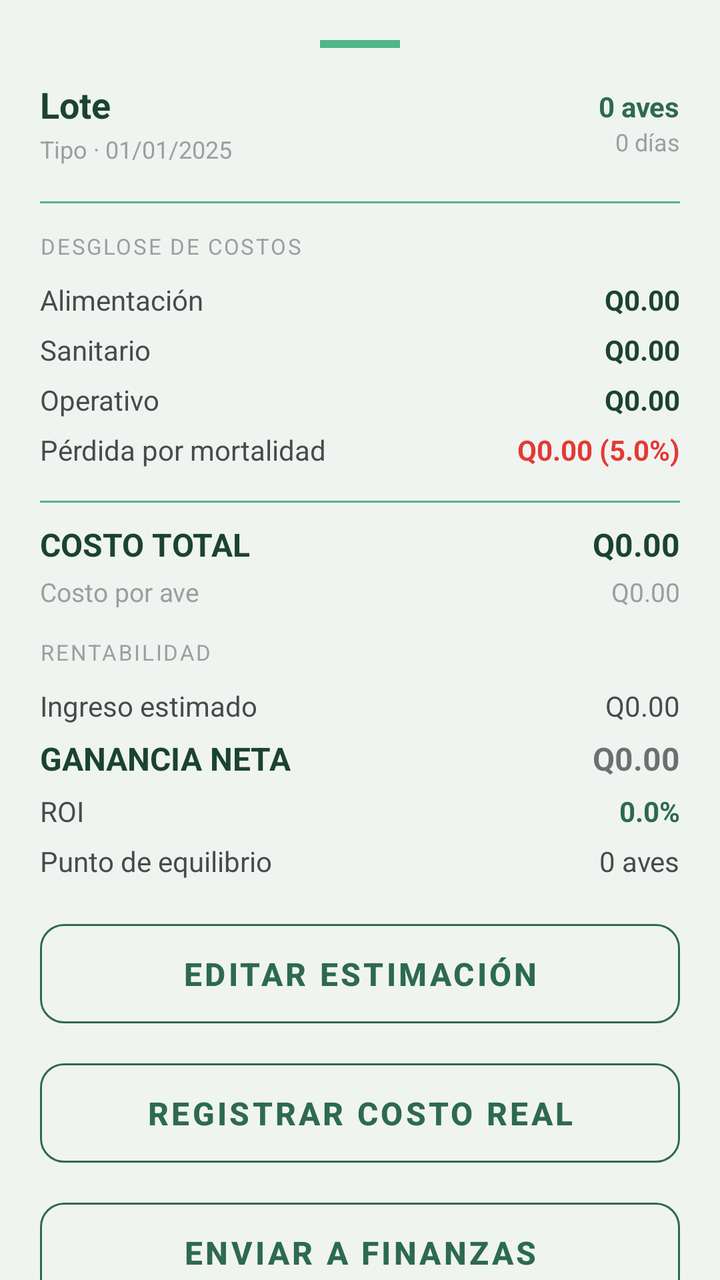
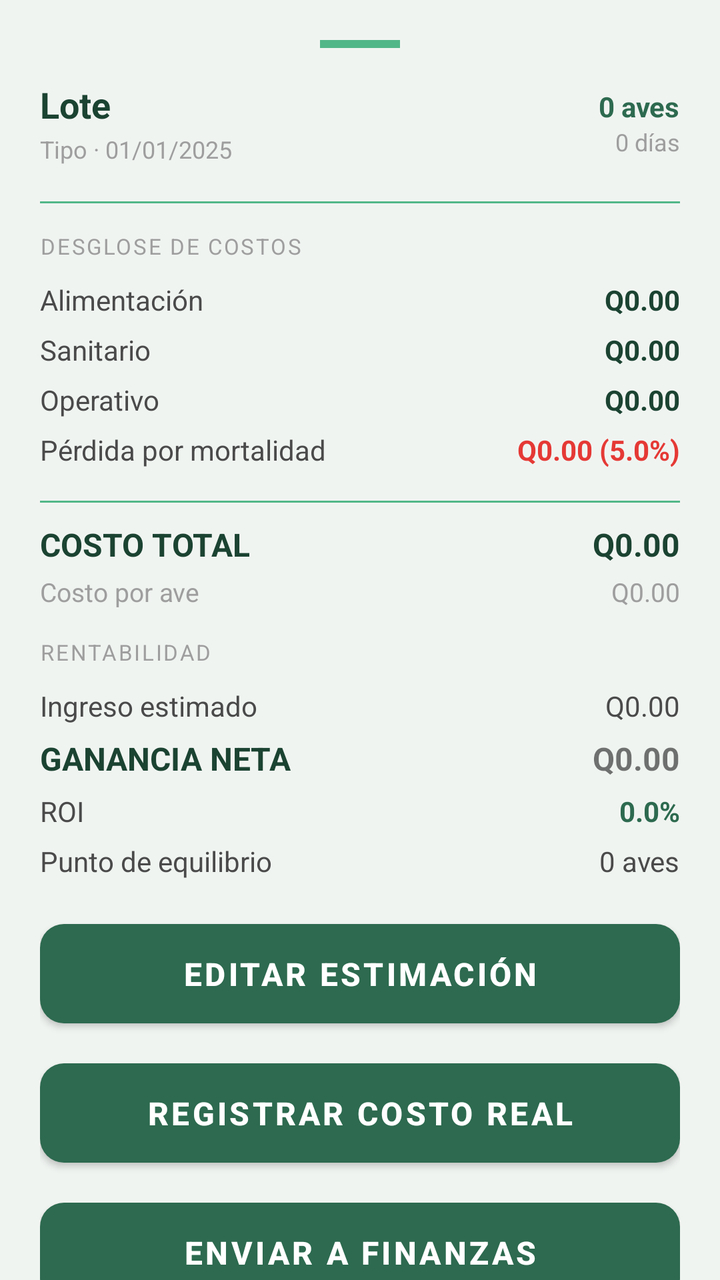

The first picture is an Android layout as it rendered before a commit; the second is the same layout after the commit. The layout source and the unified diff follow.
<!-- AndroidManifest.xml: application theme Theme.SistemaAvicola -->
<!-- res/layout/dialog_detalle_estimacion.xml -->
<?xml version="1.0" encoding="utf-8"?>
<androidx.core.widget.NestedScrollView
    xmlns:android="http://schemas.android.com/apk/res/android"
    xmlns:app="http://schemas.android.com/apk/res-auto"
    android:layout_width="match_parent"
    android:layout_height="wrap_content"
    android:background="@color/blanco_semi">

    <LinearLayout
        android:layout_width="match_parent"
        android:layout_height="wrap_content"
        android:orientation="vertical"
        android:padding="20dp">

        
        <View
            android:layout_width="40dp" android:layout_height="4dp"
            android:background="@color/verde_claro"
            android:layout_gravity="center_horizontal"
            android:layout_marginBottom="16dp"/>

        
        <LinearLayout android:layout_width="match_parent" android:layout_height="wrap_content"
            android:orientation="horizontal" android:gravity="center_vertical"
            android:layout_marginBottom="4dp">
            <LinearLayout android:layout_width="0dp" android:layout_height="wrap_content"
                android:layout_weight="1" android:orientation="vertical">
                <TextView android:id="@+id/tvDetLote"
                    android:layout_width="wrap_content" android:layout_height="wrap_content"
                    android:text="Lote" android:textColor="@color/verde_oscuro"
                    android:textSize="18sp" android:textStyle="bold"/>
                <LinearLayout android:layout_width="wrap_content" android:layout_height="wrap_content"
                    android:orientation="horizontal" android:gravity="center_vertical"
                    android:layout_marginTop="2dp">
                    <TextView android:id="@+id/tvDetTipo"
                        android:layout_width="wrap_content" android:layout_height="wrap_content"
                        android:text="Tipo" android:textColor="@color/gris_hint" android:textSize="12sp"/>
                    <TextView android:layout_width="wrap_content" android:layout_height="wrap_content"
                        android:text=" · " android:textColor="@color/gris_hint" android:textSize="12sp"/>
                    <TextView android:id="@+id/tvDetFecha"
                        android:layout_width="wrap_content" android:layout_height="wrap_content"
                        android:text="01/01/2025" android:textColor="@color/gris_hint" android:textSize="12sp"/>
                </LinearLayout>
            </LinearLayout>
            <LinearLayout android:layout_width="wrap_content" android:layout_height="wrap_content"
                android:orientation="vertical" android:gravity="end">
                <TextView android:id="@+id/tvDetAves"
                    android:layout_width="wrap_content" android:layout_height="wrap_content"
                    android:text="0 aves" android:textColor="@color/verde_primario"
                    android:textSize="14sp" android:textStyle="bold"/>
                <TextView android:id="@+id/tvDetDias"
                    android:layout_width="wrap_content" android:layout_height="wrap_content"
                    android:text="0 días" android:textColor="@color/gris_hint" android:textSize="12sp"/>
            </LinearLayout>
        </LinearLayout>

        <View android:layout_width="match_parent" android:layout_height="1dp"
            android:background="@color/verde_claro" android:layout_marginVertical="14dp"/>

        
        <TextView android:layout_width="wrap_content" android:layout_height="wrap_content"
            android:text="DESGLOSE DE COSTOS" android:textColor="@color/gris_hint"
            android:textSize="11sp" android:letterSpacing="0.08" android:layout_marginBottom="10dp"/>

        <LinearLayout android:layout_width="match_parent" android:layout_height="wrap_content"
            android:orientation="horizontal" android:layout_marginBottom="6dp">
            <TextView android:layout_width="0dp" android:layout_height="wrap_content"
                android:layout_weight="1" android:text="Alimentación"
                android:textColor="@color/gris_texto" android:textSize="14sp"/>
            <TextView android:id="@+id/tvDetCostoAlim"
                android:layout_width="wrap_content" android:layout_height="wrap_content"
                android:text="Q0.00" android:textColor="@color/verde_oscuro"
                android:textSize="14sp" android:textStyle="bold"/>
        </LinearLayout>
        <LinearLayout android:layout_width="match_parent" android:layout_height="wrap_content"
            android:orientation="horizontal" android:layout_marginBottom="6dp">
            <TextView android:layout_width="0dp" android:layout_height="wrap_content"
                android:layout_weight="1" android:text="Sanitario"
                android:textColor="@color/gris_texto" android:textSize="14sp"/>
            <TextView android:id="@+id/tvDetCostoSan"
                android:layout_width="wrap_content" android:layout_height="wrap_content"
                android:text="Q0.00" android:textColor="@color/verde_oscuro"
                android:textSize="14sp" android:textStyle="bold"/>
        </LinearLayout>
        <LinearLayout android:layout_width="match_parent" android:layout_height="wrap_content"
            android:orientation="horizontal" android:layout_marginBottom="6dp">
            <TextView android:layout_width="0dp" android:layout_height="wrap_content"
                android:layout_weight="1" android:text="Operativo"
                android:textColor="@color/gris_texto" android:textSize="14sp"/>
            <TextView android:id="@+id/tvDetCostoOp"
                android:layout_width="wrap_content" android:layout_height="wrap_content"
                android:text="Q0.00" android:textColor="@color/verde_oscuro"
                android:textSize="14sp" android:textStyle="bold"/>
        </LinearLayout>
        <LinearLayout android:layout_width="match_parent" android:layout_height="wrap_content"
            android:orientation="horizontal" android:layout_marginBottom="6dp">
            <TextView android:layout_width="0dp" android:layout_height="wrap_content"
                android:layout_weight="1" android:text="Pérdida por mortalidad"
                android:textColor="@color/gris_texto" android:textSize="14sp"/>
            <TextView android:id="@+id/tvDetMortalidad"
                android:layout_width="wrap_content" android:layout_height="wrap_content"
                android:text="Q0.00 (5.0%)" android:textColor="@color/rojo_salir"
                android:textSize="14sp" android:textStyle="bold"/>
        </LinearLayout>

        <View android:layout_width="match_parent" android:layout_height="1dp"
            android:background="@color/verde_claro" android:layout_marginVertical="10dp"/>

        <LinearLayout android:layout_width="match_parent" android:layout_height="wrap_content"
            android:orientation="horizontal" android:layout_marginBottom="4dp">
            <TextView android:layout_width="0dp" android:layout_height="wrap_content"
                android:layout_weight="1" android:text="COSTO TOTAL"
                android:textColor="@color/verde_oscuro" android:textSize="16sp" android:textStyle="bold"/>
            <TextView android:id="@+id/tvDetCostoTotal"
                android:layout_width="wrap_content" android:layout_height="wrap_content"
                android:text="Q0.00" android:textColor="@color/verde_oscuro"
                android:textSize="16sp" android:textStyle="bold"/>
        </LinearLayout>
        <LinearLayout android:layout_width="match_parent" android:layout_height="wrap_content"
            android:orientation="horizontal" android:layout_marginBottom="14dp">
            <TextView android:layout_width="0dp" android:layout_height="wrap_content"
                android:layout_weight="1" android:text="Costo por ave"
                android:textColor="@color/gris_hint" android:textSize="13sp"/>
            <TextView android:id="@+id/tvDetCostoPorAve"
                android:layout_width="wrap_content" android:layout_height="wrap_content"
                android:text="Q0.00" android:textColor="@color/gris_hint" android:textSize="13sp"/>
        </LinearLayout>

        
        <TextView android:layout_width="wrap_content" android:layout_height="wrap_content"
            android:text="RENTABILIDAD" android:textColor="@color/gris_hint"
            android:textSize="11sp" android:letterSpacing="0.08" android:layout_marginBottom="10dp"/>

        <LinearLayout android:layout_width="match_parent" android:layout_height="wrap_content"
            android:orientation="horizontal" android:layout_marginBottom="6dp">
            <TextView android:layout_width="0dp" android:layout_height="wrap_content"
                android:layout_weight="1" android:text="Ingreso estimado"
                android:textColor="@color/gris_texto" android:textSize="14sp"/>
            <TextView android:id="@+id/tvDetIngreso"
                android:layout_width="wrap_content" android:layout_height="wrap_content"
                android:text="Q0.00" android:textColor="@color/gris_texto" android:textSize="14sp"/>
        </LinearLayout>
        <LinearLayout android:layout_width="match_parent" android:layout_height="wrap_content"
            android:orientation="horizontal" android:layout_marginBottom="6dp">
            <TextView android:layout_width="0dp" android:layout_height="wrap_content"
                android:layout_weight="1" android:text="GANANCIA NETA"
                android:textColor="@color/verde_oscuro" android:textSize="16sp" android:textStyle="bold"/>
            <TextView android:id="@+id/tvDetGanancia"
                android:layout_width="wrap_content" android:layout_height="wrap_content"
                android:text="Q0.00" android:textSize="16sp" android:textStyle="bold"/>
        </LinearLayout>
        <LinearLayout android:layout_width="match_parent" android:layout_height="wrap_content"
            android:orientation="horizontal" android:layout_marginBottom="6dp">
            <TextView android:layout_width="0dp" android:layout_height="wrap_content"
                android:layout_weight="1" android:text="ROI"
                android:textColor="@color/gris_texto" android:textSize="14sp"/>
            <TextView android:id="@+id/tvDetRoi"
                android:layout_width="wrap_content" android:layout_height="wrap_content"
                android:text="0.0%" android:textColor="@color/verde_primario"
                android:textSize="14sp" android:textStyle="bold"/>
        </LinearLayout>
        <LinearLayout android:layout_width="match_parent" android:layout_height="wrap_content"
            android:orientation="horizontal" android:layout_marginBottom="16dp">
            <TextView android:layout_width="0dp" android:layout_height="wrap_content"
                android:layout_weight="1" android:text="Punto de equilibrio"
                android:textColor="@color/gris_texto" android:textSize="14sp"/>
            <TextView android:id="@+id/tvDetPE"
                android:layout_width="wrap_content" android:layout_height="wrap_content"
                android:text="0 aves" android:textColor="@color/gris_texto" android:textSize="14sp"/>
        </LinearLayout>

        
        <androidx.cardview.widget.CardView
            android:id="@+id/cardComparacion"
            android:layout_width="match_parent" android:layout_height="wrap_content"
            app:cardCornerRadius="12dp" app:cardElevation="2dp"
            app:cardBackgroundColor="#E3F2FD"
            android:layout_marginBottom="14dp" android:visibility="gone">
            <LinearLayout android:layout_width="match_parent" android:layout_height="wrap_content"
                android:orientation="vertical" android:padding="12dp">
                <TextView android:layout_width="wrap_content" android:layout_height="wrap_content"
                    android:text="COSTO ESTIMADO vs REAL" android:textColor="#1565C0"
                    android:textSize="11sp" android:textStyle="bold" android:letterSpacing="0.06"
                    android:layout_marginBottom="8dp"/>
                <LinearLayout android:layout_width="match_parent" android:layout_height="wrap_content"
                    android:orientation="horizontal" android:layout_marginBottom="4dp">
                    <TextView android:layout_width="0dp" android:layout_height="wrap_content"
                        android:layout_weight="1" android:text="Costo real registrado"
                        android:textColor="@color/gris_texto" android:textSize="13sp"/>
                    <TextView android:id="@+id/tvDetCostoReal"
                        android:layout_width="wrap_content" android:layout_height="wrap_content"
                        android:text="Q0.00" android:textColor="#1565C0"
                        android:textSize="13sp" android:textStyle="bold"/>
                </LinearLayout>
                <LinearLayout android:layout_width="match_parent" android:layout_height="wrap_content"
                    android:orientation="horizontal" android:layout_marginBottom="4dp">
                    <TextView android:layout_width="0dp" android:layout_height="wrap_content"
                        android:layout_weight="1" android:text="Diferencia (real − estimado)"
                        android:textColor="@color/gris_texto" android:textSize="13sp"/>
                    <TextView android:id="@+id/tvDetDiferencia"
                        android:layout_width="wrap_content" android:layout_height="wrap_content"
                        android:text="Q0.00" android:textColor="@color/gris_texto"
                        android:textSize="13sp" android:textStyle="bold"/>
                </LinearLayout>
                <LinearLayout android:layout_width="match_parent" android:layout_height="wrap_content"
                    android:orientation="horizontal" android:layout_marginBottom="4dp">
                    <TextView android:layout_width="0dp" android:layout_height="wrap_content"
                        android:layout_weight="1" android:text="Variación"
                        android:textColor="@color/gris_texto" android:textSize="13sp"/>
                    <TextView android:id="@+id/tvDetVariacion"
                        android:layout_width="wrap_content" android:layout_height="wrap_content"
                        android:text="0.0%" android:textColor="@color/gris_texto"
                        android:textSize="13sp" android:textStyle="bold"/>
                </LinearLayout>
                <LinearLayout android:layout_width="match_parent" android:layout_height="wrap_content"
                    android:orientation="horizontal">
                    <TextView android:layout_width="0dp" android:layout_height="wrap_content"
                        android:layout_weight="1" android:text="Precisión de la estimación"
                        android:textColor="@color/gris_texto" android:textSize="13sp"/>
                    <TextView android:id="@+id/tvDetEficiencia"
                        android:layout_width="wrap_content" android:layout_height="wrap_content"
                        android:text="—" android:textColor="#1565C0"
                        android:textSize="13sp" android:textStyle="bold"/>
                </LinearLayout>
            </LinearLayout>
        </androidx.cardview.widget.CardView>

        
        <androidx.cardview.widget.CardView
            android:id="@+id/cardAlertas"
            android:layout_width="match_parent" android:layout_height="wrap_content"
            app:cardCornerRadius="12dp" app:cardElevation="2dp"
            app:cardBackgroundColor="#FFF8E1"
            android:layout_marginBottom="16dp" android:visibility="gone">
            <LinearLayout android:layout_width="match_parent" android:layout_height="wrap_content"
                android:orientation="vertical" android:padding="12dp">
                <TextView android:layout_width="wrap_content" android:layout_height="wrap_content"
                    android:text="⚠ Alertas detectadas" android:textColor="#F57F17"
                    android:textSize="12sp" android:textStyle="bold" android:layout_marginBottom="6dp"/>
                <TextView android:id="@+id/tvDetAlertas"
                    android:layout_width="match_parent" android:layout_height="wrap_content"
                    android:textColor="#795548" android:textSize="12sp" android:lineSpacingExtra="5dp"/>
            </LinearLayout>
        </androidx.cardview.widget.CardView>

        
        <LinearLayout android:layout_width="match_parent" android:layout_height="wrap_content"
            android:orientation="vertical">

            
            <com.google.android.material.button.MaterialButton
                android:id="@+id/btnDetActivar"
                style="@style/Widget.Avicola.Button.Primary"
                android:layout_width="match_parent"
                android:layout_height="wrap_content"
                android:text="🚀 Activar producción"
                android:layout_marginBottom="8dp"
                android:visibility="gone"/>

            <com.google.android.material.button.MaterialButton
                android:id="@+id/btnDetEditar"
                style="@style/Widget.Avicola.Button.Secondary"
                android:layout_width="match_parent"
                android:layout_height="wrap_content"
                android:text="Editar estimación"
                android:layout_marginBottom="8dp"/>

            <com.google.android.material.button.MaterialButton
                android:id="@+id/btnDetCostoReal"
                style="@style/Widget.Avicola.Button.Secondary"
                android:layout_width="match_parent"
                android:layout_height="wrap_content"
                android:text="Registrar costo real"
                android:layout_marginBottom="8dp"/>

            <com.google.android.material.button.MaterialButton
                android:id="@+id/btnDetFinanzas"
                style="@style/Widget.Avicola.Button.Secondary"
                android:layout_width="match_parent"
                android:layout_height="wrap_content"
                android:text="Enviar a Finanzas"
                android:layout_marginBottom="8dp"/>

            <Button
                android:id="@+id/btnDetCerrar"
                android:layout_width="match_parent"
                android:layout_height="44dp"
                android:text="Cerrar"
                android:textAllCaps="false"
                android:textColor="@color/gris_hint"
                android:background="@android:color/transparent"
                android:textSize="14sp"/>

        </LinearLayout>
    </LinearLayout>
</androidx.core.widget.NestedScrollView>
<!-- resources referenced by this layout -->
<resources>
  <color name="blanco_semi">#F0F4F1</color>
  <color name="gris_hint">#9E9E9E</color>
  <color name="gris_texto">#4A4A4A</color>
  <color name="rojo_salir">#E53935</color>
  <color name="verde_claro">#52B788</color>
  <color name="verde_oscuro">#1B4332</color>
  <color name="verde_primario">#2D6A4F</color>
  <style name="Widget.Avicola.Button.Primary" parent="Widget.MaterialComponents.Button">
          <item name="backgroundTint">@color/verde_primario</item>
          <item name="android:textColor">@color/blanco</item>
          <item name="android:textSize">16sp</item>
          <item name="android:textStyle">bold</item>
          <item name="cornerRadius">12dp</item>
          <item name="android:paddingTop">14dp</item>
          <item name="android:paddingBottom">14dp</item>
      </style>
  <style name="Widget.Avicola.Button.Secondary" parent="Widget.MaterialComponents.Button.OutlinedButton">
          <item name="strokeColor">@color/verde_primario</item>
          <item name="android:textColor">@color/verde_primario</item>
          <item name="android:textSize">16sp</item>
          <item name="android:textStyle">bold</item>
          <item name="cornerRadius">12dp</item>
          <item name="android:paddingTop">14dp</item>
          <item name="android:paddingBottom">14dp</item>
      </style>
  <style name="Theme.SistemaAvicola" parent="Theme.MaterialComponents.Light.NoActionBar">
          <item name="colorPrimary">@color/verde_primario</item>
          <item name="colorPrimaryVariant">@color/verde_oscuro</item>
          <item name="colorOnPrimary">@color/blanco</item>
          <item name="colorSecondary">@color/dorado</item>
          <item name="colorOnSecondary">@color/blanco</item>
          <item name="android:windowBackground">@color/blanco_semi</item>
          <item name="android:statusBarColor">@color/verde_oscuro</item>
          <item name="android:navigationBarColor">@color/verde_oscuro</item>
      </style>
  <color name="blanco">#FFFFFF</color>
  <color name="dorado">#F4A422</color>
</resources>

<!-- the commit's change to res/layout/dialog_detalle_estimacion.xml (unified diff, before → after) -->
@@ -253,13 +253,13 @@
                 style="@style/Widget.Avicola.Button.Primary"
                 android:layout_width="match_parent"
                 android:layout_height="wrap_content"
-                android:text="🚀 Activar producción"
+                android:text="Activar producción"
                 android:layout_marginBottom="8dp"
                 android:visibility="gone"/>
 
             <com.google.android.material.button.MaterialButton
                 android:id="@+id/btnDetEditar"
-                style="@style/Widget.Avicola.Button.Secondary"
+                style="@style/Widget.Avicola.Button.Primary"
                 android:layout_width="match_parent"
                 android:layout_height="wrap_content"
                 android:text="Editar estimación"
@@ -267,7 +267,7 @@
 
             <com.google.android.material.button.MaterialButton
                 android:id="@+id/btnDetCostoReal"
-                style="@style/Widget.Avicola.Button.Secondary"
+                style="@style/Widget.Avicola.Button.Primary"
                 android:layout_width="match_parent"
                 android:layout_height="wrap_content"
                 android:text="Registrar costo real"
@@ -275,7 +275,7 @@
 
             <com.google.android.material.button.MaterialButton
                 android:id="@+id/btnDetFinanzas"
-                style="@style/Widget.Avicola.Button.Secondary"
+                style="@style/Widget.Avicola.Button.Primary"
                 android:layout_width="match_parent"
                 android:layout_height="wrap_content"
                 android:text="Enviar a Finanzas"
<!-- resource entries referenced after the edit -->
@@ -10,15 +10,6 @@
   <style name="Widget.Avicola.Button.Primary" parent="Widget.MaterialComponents.Button">
           <item name="backgroundTint">@color/verde_primario</item>
           <item name="android:textColor">@color/blanco</item>
-          <item name="android:textSize">16sp</item>
-          <item name="android:textStyle">bold</item>
-          <item name="cornerRadius">12dp</item>
-          <item name="android:paddingTop">14dp</item>
-          <item name="android:paddingBottom">14dp</item>
-      </style>
-  <style name="Widget.Avicola.Button.Secondary" parent="Widget.MaterialComponents.Button.OutlinedButton">
-          <item name="strokeColor">@color/verde_primario</item>
-          <item name="android:textColor">@color/verde_primario</item>
           <item name="android:textSize">16sp</item>
           <item name="android:textStyle">bold</item>
           <item name="cornerRadius">12dp</item>
